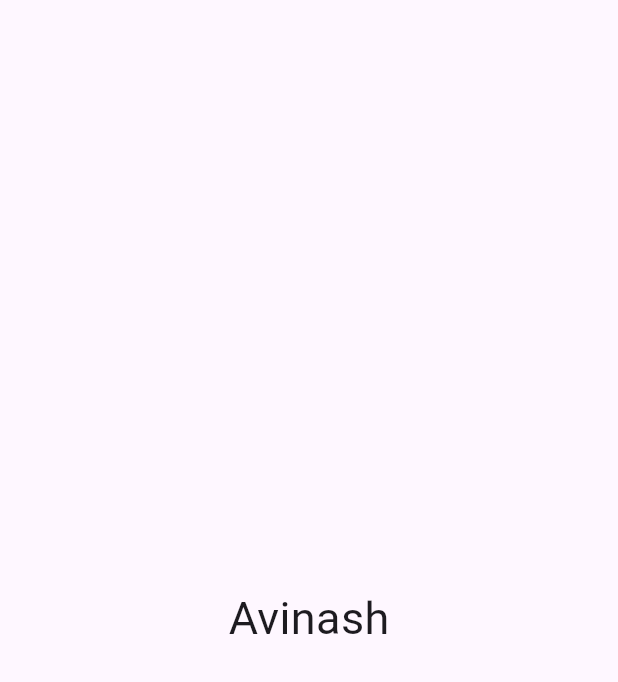
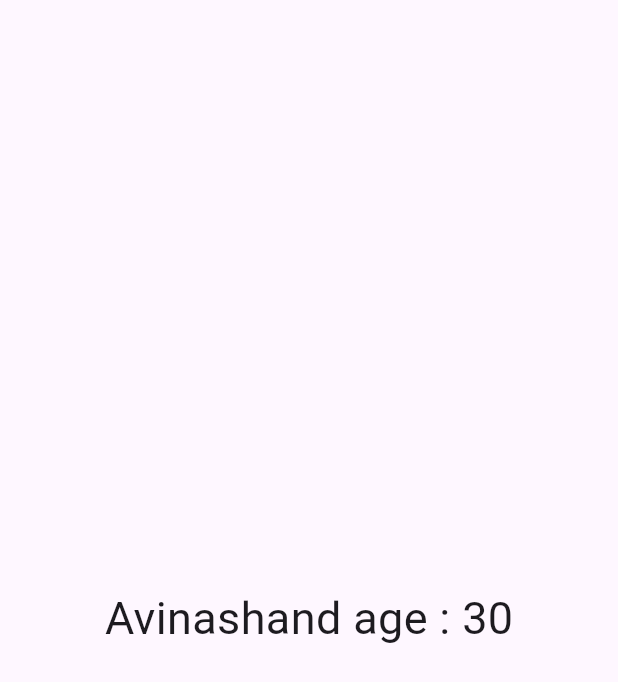
Before and after one commit to Avinashvns/riverpod_2025, a Flutter app: the screen it shows after launch, on a phone screen of 412 x 824 dp. Shown: the top 682 px of the screen. Run offline on Flutter 3.47's test engine with Material 3 defaults, Android fonts, the light colour scheme and no system bars; our stand-ins replace flutter_riverpod.

Commit message:
add multiple riverpod provider in stateless widget
because state is not changed

```diff
--- a/lib/home screen.dart
+++ b/lib/home screen.dart
@@ -6,12 +6,18 @@ final data = Provider<String>((ref){
   return "Avinash";
 });
 
+final age = Provider<int>((ref){
+  return 30;
+});
+
 class HomeScreen extends ConsumerWidget {
   const HomeScreen({super.key});
 
   @override
   Widget build(BuildContext context , WidgetRef ref) {
     final name = ref.watch(data);
-    return Scaffold(body: Center(child: Text(name , style:TextStyle(fontSize: 30))));
+    final myage = ref.watch(age);
+    return Scaffold(body: Center(child: Text(name + "and age : " + myage.toString()
+        , style:TextStyle(fontSize: 30))));
   }
 }
```
